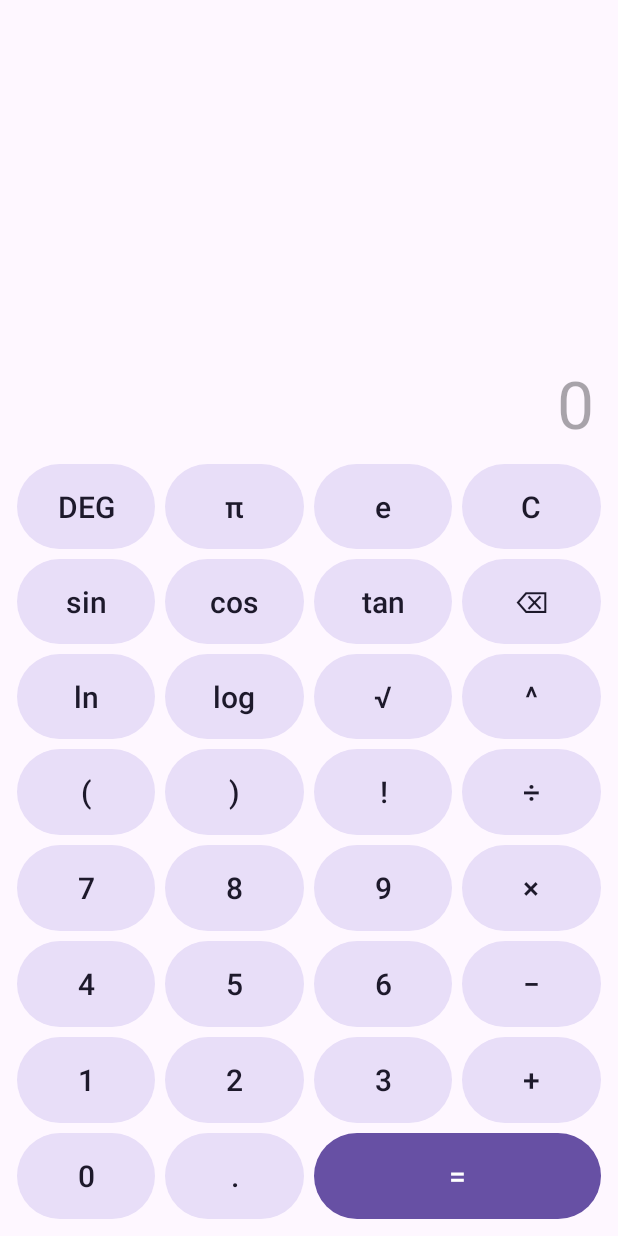
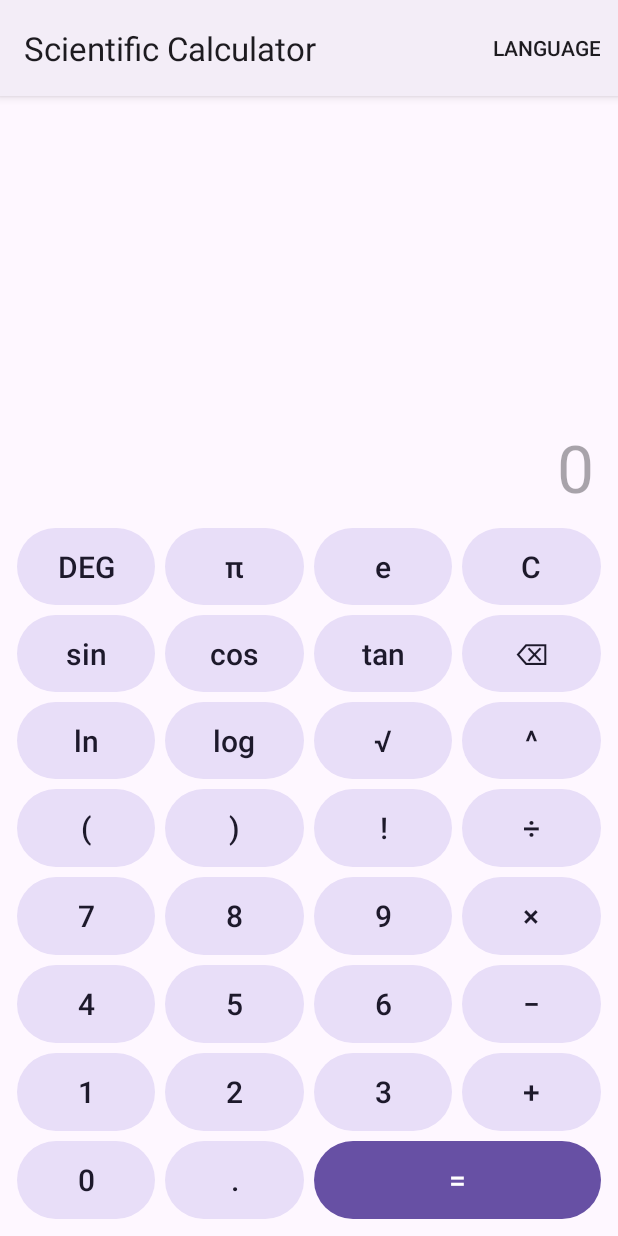
Before and after one commit to Rod822/scientific-calculator, an Android app: the screen it shows after launch (MainActivity), after a tap on an icon or button, on a phone screen of 412 x 824 dp. Run offline under Robolectric (Android 15) with nearby library versions, the phone set to English and light mode, and no system bars; our stand-ins replace Timber.

Commit message:
Add Ukrainian translation and language menu

```diff
--- a/app/src/main/java/ua/knu/calculator/MainActivity.java
+++ b/app/src/main/java/ua/knu/calculator/MainActivity.java
@@ -1,6 +1,8 @@
 package ua.knu.calculator;
 
 import android.os.Bundle;
+import android.view.Menu;
+import android.view.MenuItem;
 import android.view.View;
 import android.widget.Button;
 import android.widget.GridLayout;
@@ -8,6 +10,8 @@ import android.widget.TextView;
 
 import androidx.activity.EdgeToEdge;
 import androidx.appcompat.app.AppCompatActivity;
+import androidx.appcompat.app.AppCompatDelegate;
+import androidx.core.os.LocaleListCompat;
 import androidx.core.graphics.Insets;
 import androidx.core.view.ViewCompat;
 import androidx.core.view.WindowInsetsCompat;
@@ -24,6 +28,7 @@ public class MainActivity extends AppCompatActivity {
     private static final String KEY_TOKENS = "tokens";
     private static final String KEY_PREVIOUS = "previous";
     private static final String KEY_ANGLE_UNIT = "angle_unit";
+    private static final String KEY_ERROR = "error";
 
     private final Calculator calculator = new Calculator();
     private final ExpressionInput input = new ExpressionInput();
@@ -31,6 +36,7 @@ public class MainActivity extends AppCompatActivity {
     private TextView previousText;
     private TextView inputText;
     private Button angleButton;
+    private boolean errorShown;
 
     @Override
     protected void onCreate(Bundle savedInstanceState) {
@@ -71,6 +77,11 @@ public class MainActivity extends AppCompatActivity {
             previousText.setText(savedInstanceState.getString(KEY_PREVIOUS));
             calculator.setAngleUnit(AngleUnit.valueOf(
                     savedInstanceState.getString(KEY_ANGLE_UNIT)));
+            // текст помилки беремо заново, бо мова могла змінитися
+            errorShown = savedInstanceState.getBoolean(KEY_ERROR);
+            if (errorShown) {
+                previousText.setText(R.string.error);
+            }
         }
         showInput();
         showAngleUnit();
@@ -82,6 +93,33 @@ public class MainActivity extends AppCompatActivity {
         outState.putStringArrayList(KEY_TOKENS, input.getTokens());
         outState.putString(KEY_PREVIOUS, previousText.getText().toString());
         outState.putString(KEY_ANGLE_UNIT, calculator.getAngleUnit().name());
+        outState.putBoolean(KEY_ERROR, errorShown);
+    }
+
+    @Override
+    public boolean onCreateOptionsMenu(Menu menu) {
+        getMenuInflater().inflate(R.menu.main_menu, menu);
+        return true;
+    }
+
+    @Override
+    public boolean onOptionsItemSelected(MenuItem item) {
+        if (item.getItemId() == R.id.menu_english) {
+            changeLanguage("en");
+            return true;
+        }
+        if (item.getItemId() == R.id.menu_ukrainian) {
+            changeLanguage("uk");
+            return true;
+        }
+        return super.onOptionsItemSelected(item);
+    }
+
+    private void changeLanguage(String language) {
+        Timber.i("Language changed to %s", language);
+        // активність перестворюється, а введене відновлюється з Bundle
+        AppCompatDelegate.setApplicationLocales(
+                LocaleListCompat.forLanguageTags(language));
     }
 
     private void onInputClick(View button) {
@@ -92,6 +130,7 @@ public class MainActivity extends AppCompatActivity {
     private void clear() {
         input.clear();
         previousText.setText("");
+        errorShown = false;
         showInput();
     }
 
@@ -111,9 +150,11 @@ public class MainActivity extends AppCompatActivity {
             previousText.setText(
                     getString(R.string.expression_equals, expression));
             input.replaceWith(result);
+            errorShown = false;
         } catch (CalculatorException e) {
             Timber.w("Cannot calculate %s: %s", expression, e.getMessage());
             previousText.setText(R.string.error);
+            errorShown = true;
         }
         showInput();
     }
--- /dev/null
+++ b/app/src/main/res/menu/main_menu.xml
@@ -0,0 +1,19 @@
+<?xml version="1.0" encoding="utf-8"?>
+<menu xmlns:android="http://schemas.android.com/apk/res/android"
+    xmlns:app="http://schemas.android.com/apk/res-auto">
+
+    <item
+        android:id="@+id/menu_language"
+        android:title="@string/language"
+        app:showAsAction="ifRoom">
+        <menu>
+            <item
+                android:id="@+id/menu_english"
+                android:title="@string/english" />
+            <item
+                android:id="@+id/menu_ukrainian"
+                android:title="@string/ukrainian" />
+        </menu>
+    </item>
+
+</menu>
--- a/app/src/main/res/values-night/themes.xml
+++ b/app/src/main/res/values-night/themes.xml
@@ -1,6 +1,6 @@
 <resources xmlns:tools="http://schemas.android.com/tools">
     <!-- Base application theme. -->
-    <style name="Base.Theme.ScientificCalculator" parent="Theme.Material3.DayNight.NoActionBar">
+    <style name="Base.Theme.ScientificCalculator" parent="Theme.Material3.DayNight">
         <!-- Customize your dark theme here. -->
         <!-- <item name="colorPrimary">@color/my_dark_primary</item> -->
     </style>
--- a/app/src/main/res/values/strings.xml
+++ b/app/src/main/res/values/strings.xml
@@ -3,6 +3,9 @@
     <string name="error">Error</string>
     <string name="degrees">DEG</string>
     <string name="radians">RAD</string>
+    <string name="language">Language</string>
+    <string name="english" translatable="false">English</string>
+    <string name="ukrainian" translatable="false">Українська</string>
     <string name="expression_equals" translatable="false">%1$s =</string>
 
     <!-- символи на кнопках не перекладаються -->
--- a/app/src/main/res/values/themes.xml
+++ b/app/src/main/res/values/themes.xml
@@ -1,6 +1,6 @@
 <resources xmlns:tools="http://schemas.android.com/tools">
     <!-- Base application theme. -->
-    <style name="Base.Theme.ScientificCalculator" parent="Theme.Material3.DayNight.NoActionBar">
+    <style name="Base.Theme.ScientificCalculator" parent="Theme.Material3.DayNight">
         <!-- Customize your light theme here. -->
         <!-- <item name="colorPrimary">@color/my_light_primary</item> -->
     </style>
--- /dev/null
+++ b/app/src/main/res/xml/locales_config.xml
@@ -0,0 +1,5 @@
+<?xml version="1.0" encoding="utf-8"?>
+<locale-config xmlns:android="http://schemas.android.com/apk/res/android">
+    <locale android:name="en" />
+    <locale android:name="uk" />
+</locale-config>
```
Also changed, not shown: app/src/main/AndroidManifest.xml (+12 -1 lines), 1 other file.
